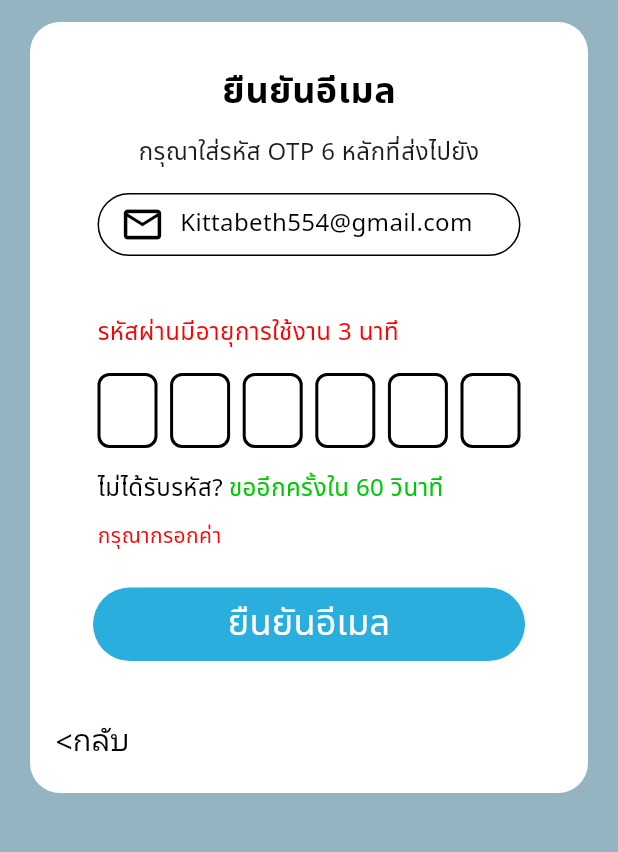
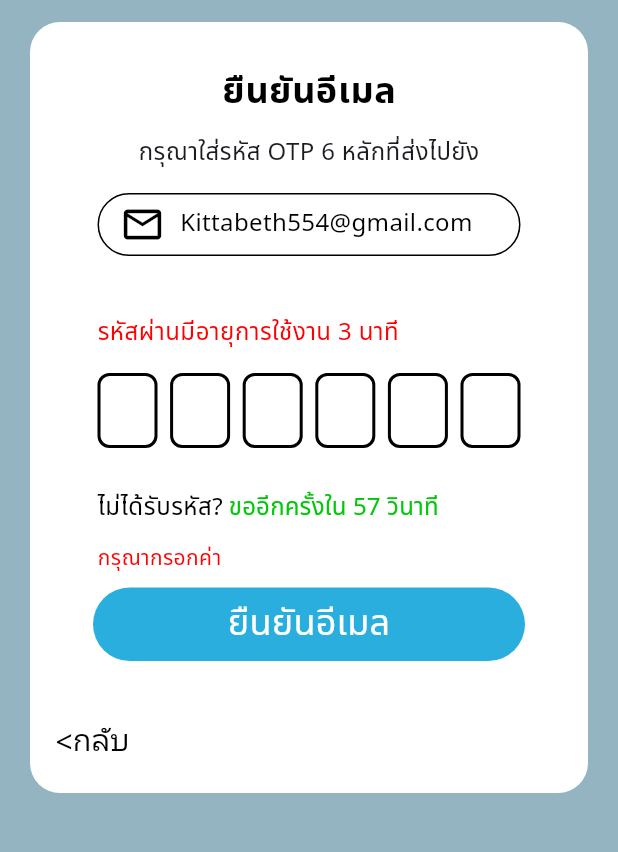
Before and after one commit to icecreamna/PillMate, a Flutter app: the OtpView screen opened by its route, after a tap on "ยืนยันอีเมล", on a phone screen of 412 x 824 dp, the part 317-1169 px from its top. Run offline on Flutter 3.47's test engine with Material 3 defaults, Android fonts, the phone set to English and light mode, and no system bars; drawn by our look-alikes of pin_code_fields; our stand-ins replace flutter_svg, get; statements that could not run were skipped.

Commit message:
countimeotp

```diff
--- a/frontend/lib/app/modules/otp/controllers/otp_controller.dart
+++ b/frontend/lib/app/modules/otp/controllers/otp_controller.dart
@@ -1,3 +1,5 @@
+import 'dart:async';
+
 import 'package:flutter/widgets.dart';
 import 'package:frontend/app/routes/app_pages.dart';
 import 'package:get/get.dart';
@@ -6,14 +8,19 @@ enum OTPType { register, forgot }
 
 class OtpController extends GetxController {
   //TODO: Implement OtpController
+
   final otpController = TextEditingController();
   late final OTPType otpType;
   RxString errorOtp = "".obs;
+  RxInt countdown = 0.obs;
+  // bool isCount = false;
+  Timer? _timer;
 
   @override
   void onInit() {
     super.onInit();
     otpType = Get.arguments['otpPage'];
+    sendOtp();
   }
 
   @override
@@ -24,18 +31,18 @@ class OtpController extends GetxController {
   @override
   void onClose() {
     otpController.dispose();
+    _timer?.cancel();
     super.onClose();
   }
 
   void validateOtp() {
     final otp = otpController.text.trim();
 
-    if(otp.isEmpty){
+    if (otp.isEmpty) {
       errorOtp.value = "กรุณากรอกค่า";
-    }else if(otp != "123456"){
+    } else if (otp != "123456") {
       errorOtp.value = "รหัส OTP ไม่ถูกต้อง";
-    }
-    else {
+    } else {
       errorOtp.value = "";
       goNextScreen();
     }
@@ -62,4 +69,22 @@ class OtpController extends GetxController {
         break;
     }
   }
+
+  void sendOtp(){
+    //sendOtplogic
+    countDownTime();
+  }
+
+  void countDownTime({int second = 60}) {
+    countdown.value = second;
+    _timer = Timer.periodic(const Duration(seconds: 1), (timer) {
+      if (countdown.value == 0) {
+        // isCount = false;
+        timer.cancel();
+      } else {
+        // isCount = true;
+        countdown.value--;
+      }
+    });
+  }
 }
--- a/frontend/lib/app/modules/otp/views/otp_view.dart
+++ b/frontend/lib/app/modules/otp/views/otp_view.dart
@@ -9,7 +9,7 @@ import '../controllers/otp_controller.dart';
 import '../../../utils//colors.dart' as color;
 
 class OtpView extends GetView<OtpController> {
-  OtpView({super.key});
+  const OtpView({super.key});
 
   @override
   Widget build(BuildContext context) {
@@ -130,9 +130,10 @@ class OtpView extends GetView<OtpController> {
                                 borderRadius: BorderRadius.circular(8),
                               ),
                             ),
-                            const Row(
+                            Row(
+                              mainAxisAlignment: MainAxisAlignment.start,
                               children: [
-                                Text(
+                                const Text(
                                   "ไม่ได้รับรหัส?",
                                   style: TextStyle(
                                     color: Colors.black,
@@ -140,18 +141,34 @@ class OtpView extends GetView<OtpController> {
                                     fontSize: 16,
                                   ),
                                 ),
-                                SizedBox(width: 4),
-                                Text(
-                                  "ขออีกครั้งใน 60 วินาที",
-                                  style: TextStyle(
-                                    color: Color(0xFF00C907),
-                                    fontSize: 16,
-                                    fontWeight: FontWeight.normal,
-                                  ),
-                                ),
+                                const SizedBox(width: 4),
+                                Obx(() {
+                                  final isCount =
+                                      controller.countdown.value > 0;
+                                  return TextButton(
+                                    style: TextButton.styleFrom(
+                                      padding: const EdgeInsets.symmetric(horizontal: 0),
+                                      minimumSize: const Size(0, 0)
+                                    ),
+                                    onPressed: isCount
+                                        ? null
+                                        : controller.sendOtp,
+                                    child: Text(
+                                      isCount
+                                          ? "ขออีกครั้งใน ${controller.countdown.value} วินาที"
+                                          : "ขอรหัส OTP อีกครั้ง",
+                                      style: TextStyle(
+                                        fontSize: 16,
+                                        fontWeight: FontWeight.normal,
+                                        color: isCount
+                                            ? const Color(0xFF00C907)
+                                            : const Color(0xFF0873FF),
+                                      ),
+                                    ),
+                                  );
+                                }),
                               ],
                             ),
-                            const SizedBox(height: 10,),
                             Obx(
                               () => Align(
                                 alignment: Alignment.centerLeft,
@@ -170,6 +187,7 @@ class OtpView extends GetView<OtpController> {
                           ],
                         ),
                       ),
+                      const SizedBox(height: 5,),
                       const Spacer(),
                       FilledButtonCustom(
                         text: "ยืนยันอีเมล",
```
